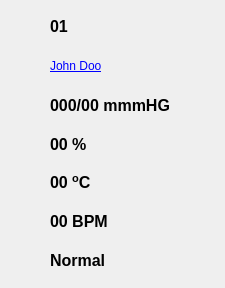
Before: the Qt Designer form gui/monitordata.ui in dtgmariano/central_monitoramento, drawn with Qt 5.
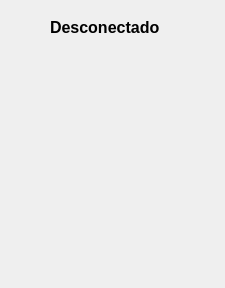
After: the same form once the commit is applied. Icons and pictures are not drawn.

Commit message: Atualizacao interface antes da conexao

The edit to the form file:
```diff
--- a/gui/monitordata.ui
+++ b/gui/monitordata.ui
@@ -88,7 +88,7 @@
        </font>
       </property>
       <property name="text">
-       <string>&lt;html&gt;&lt;head/&gt;&lt;body&gt;&lt;p&gt;Normal&lt;/p&gt;&lt;/body&gt;&lt;/html&gt;</string>
+       <string/>
       </property>
      </widget>
     </item>
@@ -109,7 +109,7 @@
        </font>
       </property>
       <property name="text">
-       <string>000/00 mmmHG</string>
+       <string/>
       </property>
      </widget>
     </item>
@@ -178,7 +178,7 @@
        </font>
       </property>
       <property name="text">
-       <string>00 %</string>
+       <string/>
       </property>
      </widget>
     </item>
@@ -203,7 +203,7 @@
 text-decoration: underline;</string>
       </property>
       <property name="text">
-       <string>&lt;html&gt;&lt;head/&gt;&lt;body&gt;&lt;p&gt;John Doo&lt;/p&gt;&lt;/body&gt;&lt;/html&gt;</string>
+       <string/>
       </property>
      </widget>
     </item>
@@ -240,7 +240,7 @@
        </font>
       </property>
       <property name="text">
-       <string>&lt;html&gt;&lt;head/&gt;&lt;body&gt;&lt;p&gt;00 BPM&lt;/p&gt;&lt;/body&gt;&lt;/html&gt;</string>
+       <string/>
       </property>
       <property name="textFormat">
        <enum>Qt::RichText</enum>
@@ -264,7 +264,7 @@
        </font>
       </property>
       <property name="text">
-       <string>&lt;html&gt;&lt;head/&gt;&lt;body&gt;&lt;p&gt;00 &lt;span style=&quot; vertical-align:super;&quot;&gt;o&lt;/span&gt;C&lt;/p&gt;&lt;/body&gt;&lt;/html&gt;</string>
+       <string/>
       </property>
      </widget>
     </item>
@@ -349,7 +349,7 @@
        </font>
       </property>
       <property name="text">
-       <string>&lt;html&gt;&lt;head/&gt;&lt;body&gt;&lt;p&gt;01&lt;/p&gt;&lt;/body&gt;&lt;/html&gt;</string>
+       <string>Desconectado</string>
       </property>
      </widget>
     </item>
```
The commit also changes 2 other files.
